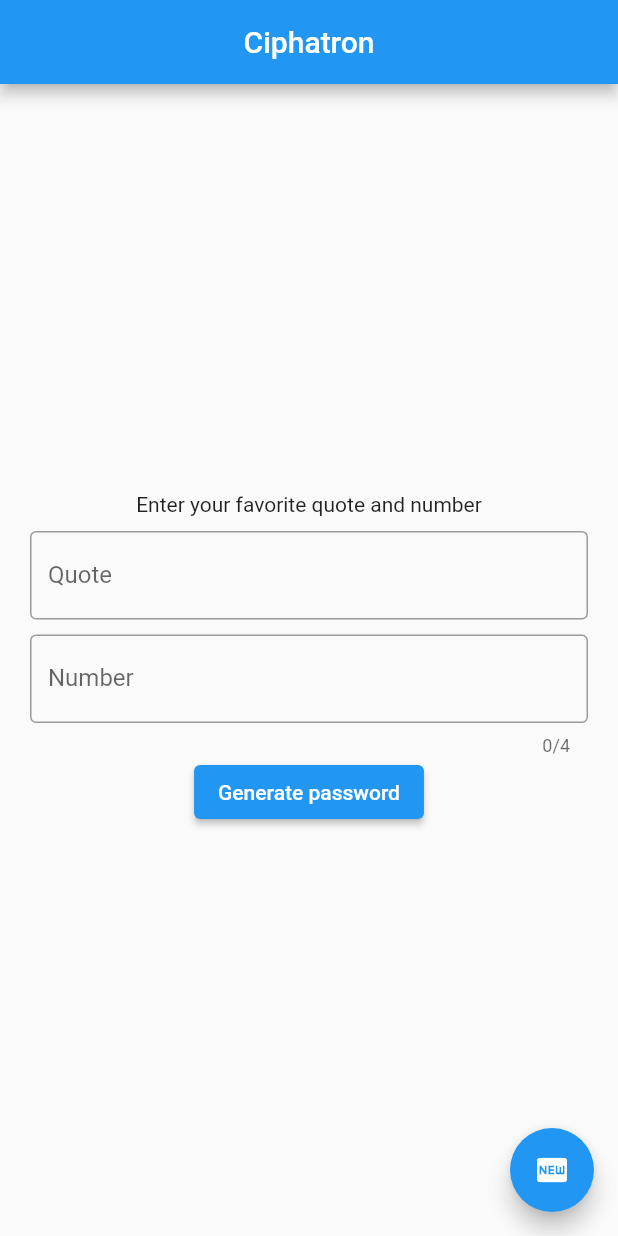
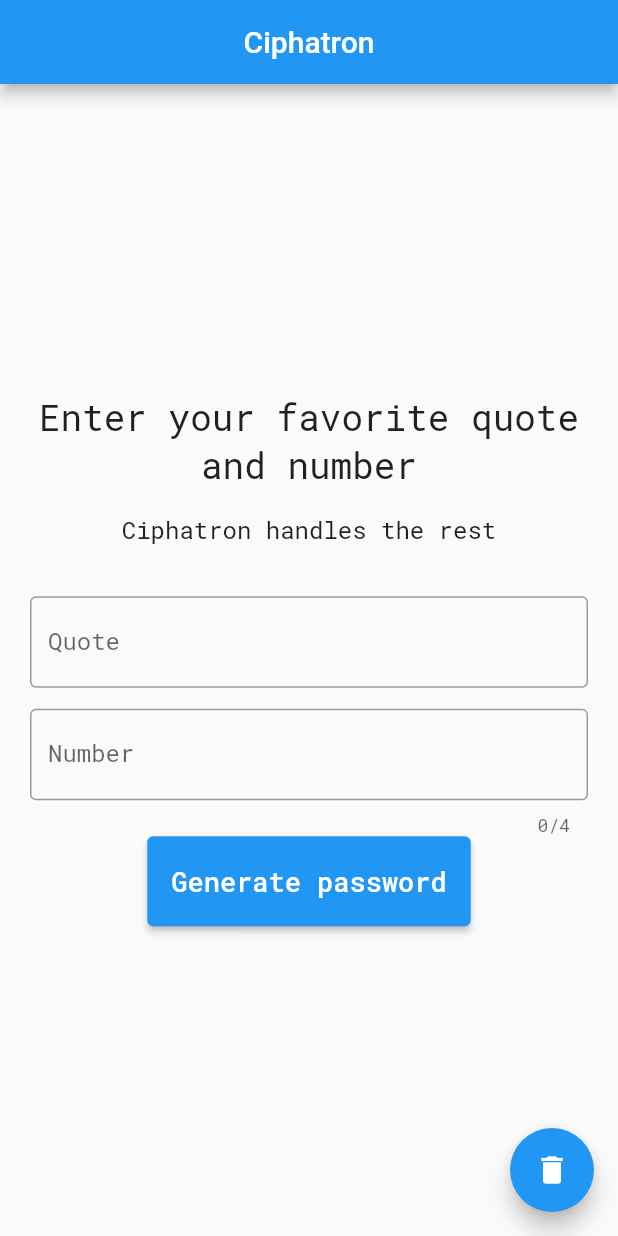
Before and after one commit to kahagino/ciphatron, a Flutter app: the screen it shows after launch, after a tap on "Generate password", on a phone screen of 412 x 824 dp. Run offline on Flutter 3.47's test engine with Material 2 defaults, Android fonts, the phone set to English and light mode, and no system bars; our stand-ins replace google_fonts.

Commit message:
🎨 ui update

```diff
--- a/lib/main.dart
+++ b/lib/main.dart
@@ -1,7 +1,8 @@
 import 'package:flutter/cupertino.dart';
 import 'package:flutter/material.dart';
 import 'package:flutter/services.dart';
-import 'package:numberpicker/numberpicker.dart';
+import 'package:google_fonts/google_fonts.dart';
+import 'package:ciphatron/pswd_gen.dart';
 
 void main() {
   runApp(MyApp());
@@ -13,8 +14,16 @@ class MyApp extends StatelessWidget {
     return MaterialApp(
       title: 'Ciphatron',
       theme: ThemeData(
-        primarySwatch: Colors.blue,
+        textTheme: GoogleFonts.robotoMonoTextTheme(
+          Theme.of(context).textTheme,
+        ),
+        brightness: Brightness.light,
       ),
+      darkTheme: ThemeData(
+        brightness: Brightness.dark,
+        accentColor: Colors.blue,
+      ),
+      themeMode: ThemeMode.system,
       home: MyHomePage(title: 'Ciphatron'),
     );
   }
@@ -30,105 +39,15 @@ class MyHomePage extends StatefulWidget {
 }
 
 class _MyHomePageState extends State<MyHomePage> {
-  List<String> _words; // base words to generate the password letters
-  List<String> _numbers; // user numbers to insert in the final password
-  int _minPswdSize = 0;
-  TextEditingController _quoteController;
-  TextEditingController _numbersController;
-
-  void _setWords(String quote) {
-    String filteredQuote = quote.replaceAll(RegExp(r"[^\s\w]"), "");
-    _words = filteredQuote.toLowerCase().split(" ");
-    print("words set to: $_words");
-  }
-
-  void _setNumbers(String rawNumbers) {
-    _numbers = rawNumbers.split("");
-    print("numbers set to: $_numbers");
-  }
-
-  void _generate() async {
-    _setWords(_quoteController.text);
-    _setNumbers(_numbersController.text);
-
-    Map lOccurrences = _getFirstLetterOccurrences();
-    print(lOccurrences);
-
-    List<String> letterPairs = _getPairs(lOccurrences);
-    String pswd = _getCustomPassword(letterPairs);
-
-    showDialog(
-      context: context,
-      builder: (context) {
-        return AlertDialog(
-          content: Row(
-            mainAxisAlignment: MainAxisAlignment.spaceBetween,
-            children: [
-              Text(pswd),
-              IconButton(
-                icon: Icon(Icons.copy),
-                onPressed: () {
-                  Clipboard.setData(new ClipboardData(text: pswd));
-                  Navigator.pop(context); // hide current dialog
-                },
-              )
-            ],
-          ),
-        );
-      },
-    );
-  }
-
-  Map _getFirstLetterOccurrences() {
-    Map occurrences = Map();
-
-    _words.forEach((word) {
-      if (!occurrences.containsKey(word[0])) {
-        occurrences[word[0]] = 1;
-      } else {
-        occurrences[word[0]] += 1;
-      }
-    });
-
-    return occurrences;
-  }
-
-  List<String> _getPairs(Map occurrences) {
-    List<String> pairs = [];
-    occurrences.forEach((letter, nbOccurrences) {
-      if (nbOccurrences >= 2) pairs.add(letter);
-    });
-
-    return pairs;
-  }
-
-  String _getCustomPassword(List<String> letterPairs) {
-    String pswd = "";
-    int insertNumber = 0;
-    bool nextIsUpper = false; // first letter is lower case
-    for (int i = 0; i < _words.length; i++) {
-      String letter = _words[i][0];
-      pswd += nextIsUpper ? letter.toUpperCase() : letter;
-      nextIsUpper = false;
-      if (letterPairs.contains(letter) && insertNumber < _numbers.length) {
-        pswd += _numbers[insertNumber];
-        insertNumber++;
-        nextIsUpper = true;
-      }
-    }
-
-    return pswd;
-  }
+  PswdGen pGen;
 
   void initState() {
     super.initState();
-    _quoteController = TextEditingController();
-    _numbersController = TextEditingController();
+    pGen = PswdGen();
   }
 
   void dispose() {
-    _quoteController.dispose();
-    _numbersController.dispose();
+    pGen.dispose();
     super.dispose();
   }
 
@@ -145,24 +64,37 @@ class _MyHomePageState extends State<MyHomePage> {
           child: Column(
             mainAxisAlignment: MainAxisAlignment.center,
             children: <Widget>[
-              Text("Enter your favorite quote and number"),
+              Text(
+                "Enter your favorite quote and number",
+                textAlign: TextAlign.center,
+                style: TextStyle(fontSize: 24),
+              ),
               SizedBox(
-                height: 10.0,
+                height: 16.0,
+              ),
+              Text(
+                "Ciphatron handles the rest",
+                textAlign: TextAlign.center,
+                style: TextStyle(fontSize: 16),
+              ),
+              SizedBox(
+                height: 34.0,
               ),
               TextField(
                 minLines: 1,
                 maxLines: 4,
-                controller: _quoteController,
+                controller: pGen.quoteController,
                 decoration: InputDecoration(
                   border: OutlineInputBorder(),
                   labelText: 'Quote',
                 ),
+                // TODO: add input formater for \n
               ),
               SizedBox(
-                height: 10.0,
+                height: 14.0,
               ),
               TextField(
-                controller: _numbersController,
+                controller: pGen.numbersController,
                 keyboardType: TextInputType.number,
                 decoration: InputDecoration(
                   border: OutlineInputBorder(),
@@ -173,15 +105,18 @@ class _MyHomePageState extends State<MyHomePage> {
                 inputFormatters: [
                   FilteringTextInputFormatter.allow(RegExp("[0-9]")),
                 ],
-                onSubmitted: (String digitText) {
-                  _setNumbers(digitText);
-                },
               ),
               ElevatedButton(
                 onPressed: () {
-                  _generate();
+                  pGen.generate(context);
                 },
-                child: Text("Generate password"),
+                child: Padding(
+                  padding: const EdgeInsets.symmetric(vertical: 18.0),
+                  child: Text(
+                    "Generate password",
+                    style: TextStyle(fontSize: 18),
+                  ),
+                ),
               ),
             ],
           ),
@@ -189,11 +124,19 @@ class _MyHomePageState extends State<MyHomePage> {
       ),
       floatingActionButton: FloatingActionButton(
         onPressed: () {
-          // TODO: restart with fresh ui
+          setState(() {
+            pGen.quoteController.clear();
+            pGen.numbersController.clear();
+          });
+
+          // clear focus
+          FocusScope.of(context).requestFocus(FocusNode());
         },
         tooltip: 'New',
-        child: Icon(Icons.fiber_new),
+        child: Icon(Icons.delete),
       ),
     );
   }
+
+  double get newMethod => 18;
 }
--- /dev/null
+++ b/lib/pswd_gen.dart
@@ -0,0 +1,108 @@
+/* a class to generate password from quote and number */
+
+import 'package:flutter/material.dart';
+import 'package:flutter/services.dart';
+
+class PswdGen {
+  List<String> _words; // base words to generate the password letters
+  List<String> _numbers; // user numbers to insert in the final password
+  TextEditingController _quoteController;
+  TextEditingController get quoteController => _quoteController;
+  TextEditingController _numbersController;
+  TextEditingController get numbersController => _numbersController;
+
+  PswdGen() {
+    _quoteController = TextEditingController();
+    _numbersController = TextEditingController();
+  }
+
+  dispose() {
+    _quoteController.dispose();
+    _numbersController.dispose();
+  }
+
+  void _setWords(String quote) {
+    String filteredQuote = quote.replaceAll(RegExp(r"[^\s\w]"), "");
+    _words = filteredQuote.toLowerCase().split(" ");
+    print("words set to: $_words");
+  }
+
+  void _setNumbers(String rawNumbers) {
+    _numbers = rawNumbers.split("");
+    print("numbers set to: $_numbers");
+  }
+
+  Map _getFirstLetterOccurrences() {
+    Map occurrences = Map();
+
+    _words.forEach((word) {
+      if (!occurrences.containsKey(word[0])) {
+        occurrences[word[0]] = 1;
+      } else {
+        occurrences[word[0]] += 1;
+      }
+    });
+
+    return occurrences;
+  }
+
+  List<String> _getPairs(Map occurrences) {
+    List<String> pairs = [];
+    occurrences.forEach((letter, nbOccurrences) {
+      if (nbOccurrences >= 2) pairs.add(letter);
+    });
+
+    return pairs;
+  }
+
+  String _getCustomPassword(List<String> letterPairs) {
+    String pswd = "";
+    int insertNumber = 0;
+    bool nextIsUpper = false; // first letter is lower case
+    for (int i = 0; i < _words.length; i++) {
+      String letter = _words[i][0];
+      pswd += nextIsUpper ? letter.toUpperCase() : letter;
+      nextIsUpper = false;
+      if (letterPairs.contains(letter) && insertNumber < _numbers.length) {
+        pswd += _numbers[insertNumber];
+        insertNumber++;
+        nextIsUpper = true;
+      }
+    }
+
+    return pswd;
+  }
+
+  void generate(final BuildContext context) async {
+    _setWords(_quoteController.text);
+    _setNumbers(_numbersController.text);
+
+    Map lOccurrences = _getFirstLetterOccurrences();
+    print(lOccurrences);
+
+    List<String> letterPairs = _getPairs(lOccurrences);
+    String pswd = _getCustomPassword(letterPairs);
+
+    // show the generated password with a copy to clipboard button
+    showDialog(
+      context: context,
+      builder: (context) {
+        return AlertDialog(
+          content: Row(
+            mainAxisAlignment: MainAxisAlignment.spaceBetween,
+            children: [
+              Text(pswd),
+              IconButton(
+                icon: Icon(Icons.copy),
+                onPressed: () {
+                  Clipboard.setData(new ClipboardData(text: pswd));
+                  Navigator.pop(context); // hide current dialog
+                },
+              )
+            ],
+          ),
+        );
+      },
+    );
+  }
+}
--- a/pubspec.yaml
+++ b/pubspec.yaml
@@ -16,7 +16,7 @@ dependencies:
     sdk: flutter
 
   cupertino_icons: ^1.0.0
-  numberpicker: ^1.3.0
+  google_fonts: ^1.1.2
 
 flutter:
 
```
Also changed, not shown: pubspec.lock.
